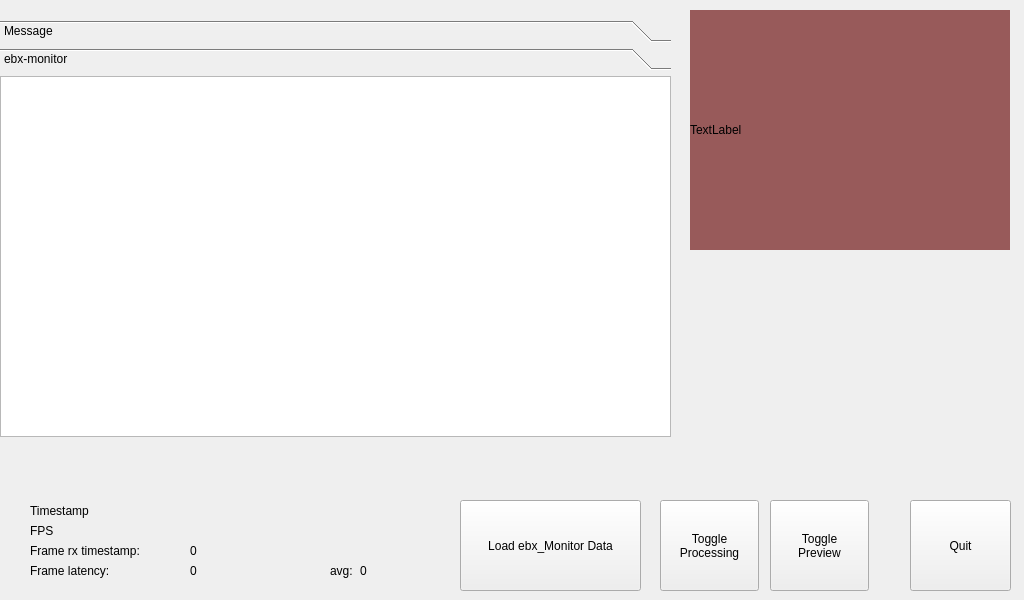
EBXFS15/EyeTrackerQt, file eyetrackerwindow.ui: the form before one commit.
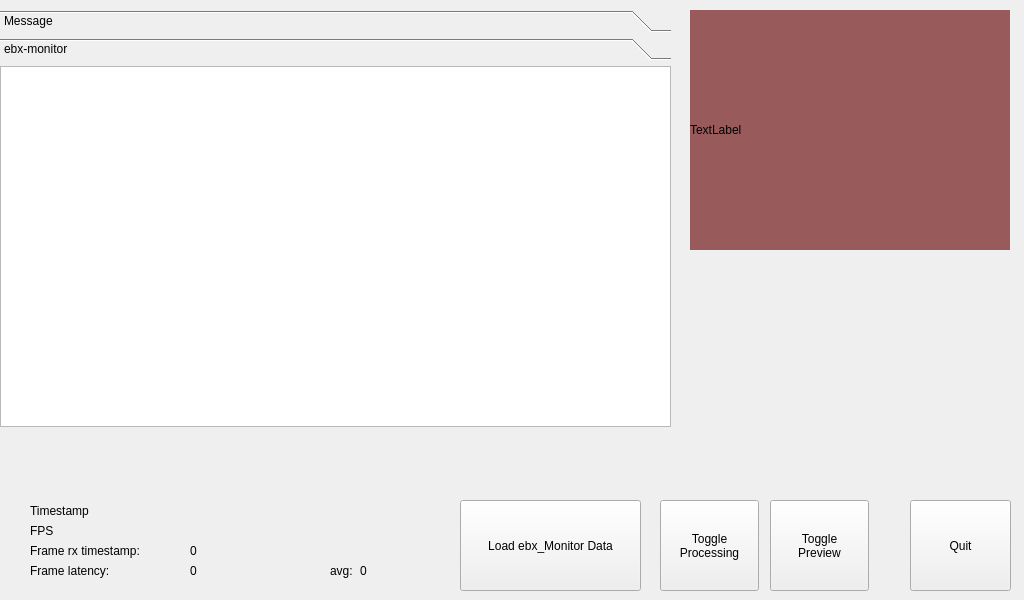
The form after the commit. The open tabs and pages were chosen to show the change.

What changed in the file:
```diff
--- a/eyetrackerwindow.ui
+++ b/eyetrackerwindow.ui
@@ -85,7 +85,7 @@
     <property name="geometry">
      <rect>
       <x>0</x>
-      <y>20</y>
+      <y>10</y>
       <width>671</width>
       <height>471</height>
      </rect>
@@ -141,6 +141,9 @@
       <string>ebx-monitor</string>
      </attribute>
      <widget class="QTreeView" name="ebxMonitorTree">
+      <property name="enabled">
+       <bool>true</bool>
+      </property>
       <property name="geometry">
        <rect>
         <x>0</x>
```
Left out of the diff: 2 changed lines with no effect on the pictures.
